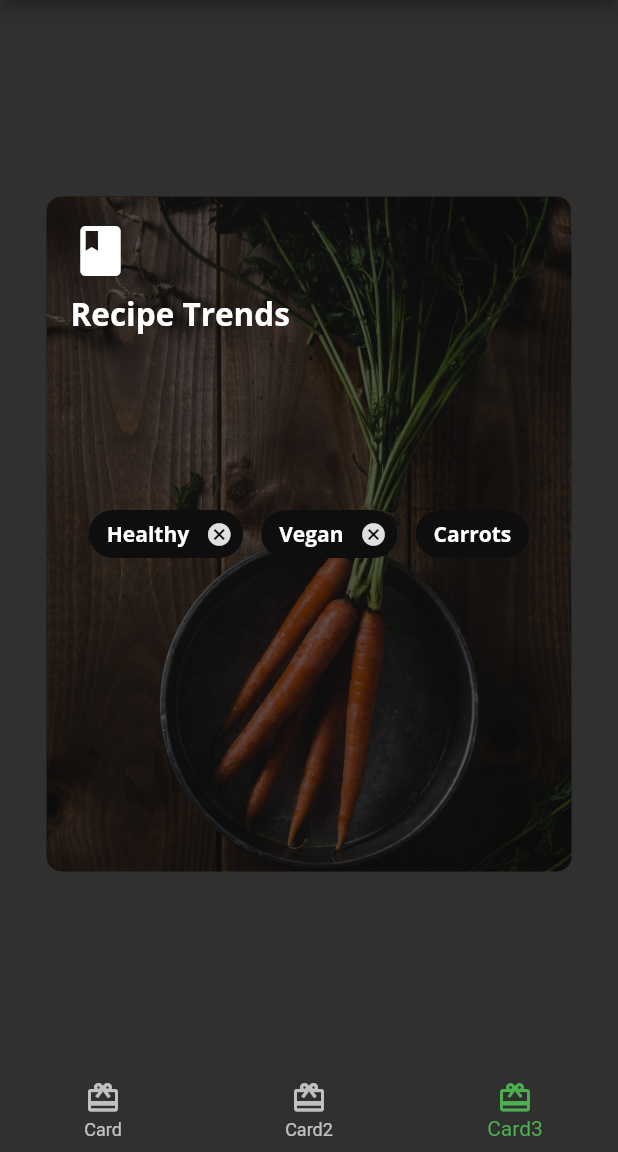
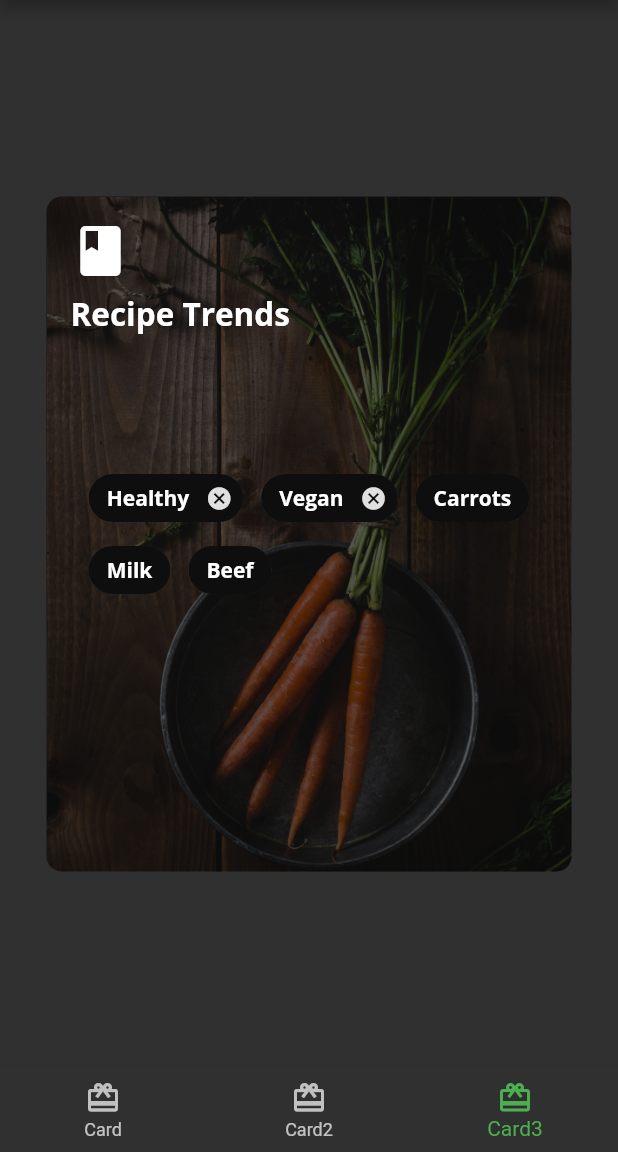
Before and after one commit to ozkayas/food_art, a Flutter app: the screen it shows after launch, item 3 of the bottom bar chosen, on a phone screen of 412 x 824 dp, the part 84-1236 px from its top. Run offline on Flutter 3.47's test engine with Material 2 defaults, Android fonts, the phone set to English and light mode, and no system bars; our stand-ins replace google_fonts.

```diff
--- a/lib/main.dart
+++ b/lib/main.dart
@@ -1,6 +1,6 @@
 import 'package:flutter/material.dart';
-import 'package:fooderlich/fooderlich_theme.dart';
-import 'package:fooderlich/home.dart';
+import 'fooderlich_theme.dart';
+import 'home.dart';
 
 void main() {
   // 1
--- a/lib/widgets/card2.dart
+++ b/lib/widgets/card2.dart
@@ -1,6 +1,6 @@
 import 'package:flutter/material.dart';
-import 'package:fooderlich/fooderlich_theme.dart';
-import 'package:fooderlich/widgets/author_card.dart';
+import '../fooderlich_theme.dart';
+import 'author_card.dart';
 
 class Card2 extends StatelessWidget {
   const Card2({Key? key}) : super(key: key);
--- a/lib/widgets/card3.dart
+++ b/lib/widgets/card3.dart
@@ -1,5 +1,5 @@
 import 'package:flutter/material.dart';
-import 'package:fooderlich/fooderlich_theme.dart';
+import '../fooderlich_theme.dart';
 
 class Card3 extends StatelessWidget {
   const Card3({Key? key}) : super(key: key);
@@ -84,6 +84,16 @@ class Card3 extends StatelessWidget {
                         style: FooderlichTheme.darkTextTheme.bodyText1),
                     backgroundColor: Colors.black.withOpacity(0.7),
                   ),
+                  Chip(
+                    label: Text('Milk',
+                        style: FooderlichTheme.darkTextTheme.bodyText1),
+                    backgroundColor: Colors.black.withOpacity(0.7),
+                  ),
+                  Chip(
+                    label: Text('Beef',
+                        style: FooderlichTheme.darkTextTheme.bodyText1),
+                    backgroundColor: Colors.black.withOpacity(0.7),
+                  ),
                 ],
               ),
             ),
```
